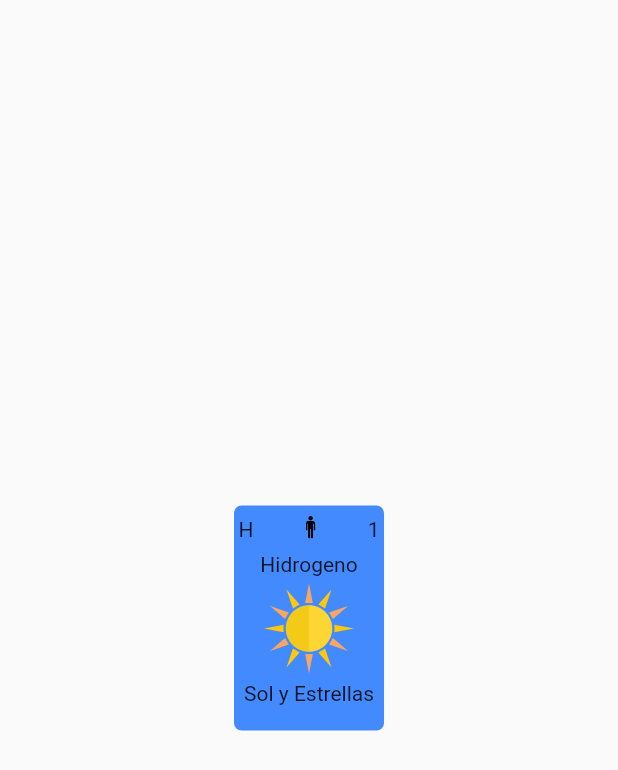
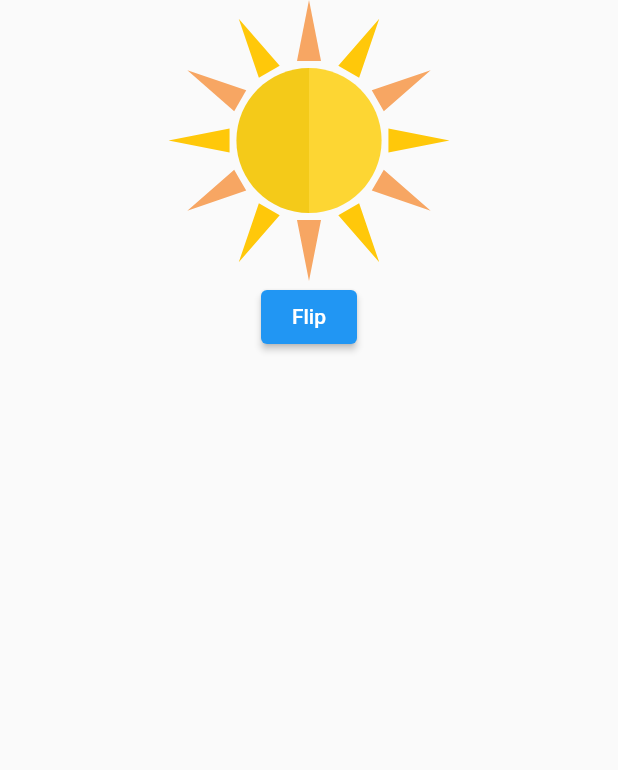
Before and after one commit to alemoles/periodic_table, a Flutter app: the screen it shows after launch, on a phone screen of 412 x 824 dp. Shown: the top 770 px of the screen. Run offline on Flutter 3.47's test engine with Material 2 defaults, Android fonts, the phone set to English and light mode, and no system bars; our stand-ins replace flutter_svg, google_fonts.

Commit message:
flip effect

```diff
--- a/lib/src/pages/tabla_periodica.dart
+++ b/lib/src/pages/tabla_periodica.dart
@@ -1,25 +1,145 @@
+import 'dart:math';
+
 import 'package:flutter/material.dart';
 import 'package:flutter_svg/flutter_svg.dart';
 import 'package:periodic_table/src/widgets/elemento.dart';
 
-class TablaPeriodicaPage extends StatelessWidget {
+class TablaPeriodicaPage extends StatefulWidget {
   const TablaPeriodicaPage({Key? key}) : super(key: key);
 
   @override
+  State<TablaPeriodicaPage> createState() => _TablaPeriodicaPageState();
+}
+
+class _TablaPeriodicaPageState extends State<TablaPeriodicaPage> {
+  final controller = FlipCardController();
+  @override
   Widget build(BuildContext context) {
     return Container(
-      child: Elemento(
-        atomicNumber: 1,
-        atomicSymbol: "H",
-        name: "Hidrogeno",
-        widget: "Sol y Estrellas",
-        image: SvgPicture.asset('assets/svgs/sun.svg'),
-        symbols: [
-          SvgPicture.asset(
-            'assets/svgs/person.svg',
+        child: Column(
+      children: [
+        GestureDetector(
+          onTap: () => controller.flipCard(),
+          child: _FlipCardWidget(
+            controller: controller,
+            front: SvgPicture.asset(
+              'assets/svgs/sun.svg',
+            ),
+            back: SvgPicture.asset(
+              'assets/svgs/sun.svg',
+            ),
           ),
-        ],
+        ),
+        ElevatedButton(
+          onPressed: () async {
+            await controller.flipCard();
+          },
+          child: Text('Flip'),
+        ),
+      ],
+    )
+        // Elemento(
+        //   atomicNumber: 1,
+        //   atomicSymbol: "H",
+        //   name: "Hidrogeno",
+        //   widget: "Sol y Estrellas",
+        //   image: SvgPicture.asset('assets/svgs/sun.svg'),
+        //   symbols: [
+        //     SvgPicture.asset(
+        //       'assets/svgs/person.svg',
+        //     ),
+        //   ],
+        // ),
+        );
+  }
+}
+
+class _FlipCardWidget extends StatefulWidget {
+  final FlipCardController controller;
+  final Widget front;
+  final Widget back;
+  const _FlipCardWidget({
+    Key? key,
+    required this.front,
+    required this.back,
+    required this.controller,
+  }) : super(key: key);
+
+  @override
+  State<_FlipCardWidget> createState() => __FlipCardWidgetState();
+}
+
+class __FlipCardWidgetState extends State<_FlipCardWidget>
+    with SingleTickerProviderStateMixin {
+  late AnimationController controller;
+  bool isFront = true;
+  @override
+  void initState() {
+    super.initState();
+
+    // WidgetsBinding.instance!.addPostFrameCallback((timeStamp) {
+    //   precacheImage(widget.front, context),
+    // });
+    controller = AnimationController(
+      vsync: this,
+      duration: Duration(
+        milliseconds: 800,
       ),
     );
+    widget.controller._state = this;
   }
+
+  @override
+  void dispose() {
+    controller.dispose();
+    super.dispose();
+  }
+
+  Future flipCard() async {
+    if (controller.isAnimating) return;
+    if (isFront) {
+      await controller.forward();
+    } else {
+      await controller.reverse();
+    }
+    isFront = !isFront;
+  }
+
+  bool isFrontImage(double angle) {
+    final degrees90 = pi / 2;
+    final degrees270 = 3 * pi / 2;
+
+    return angle <= degrees90 || angle >= degrees270;
+  }
+
+  @override
+  Widget build(BuildContext context) => AnimatedBuilder(
+      animation: controller,
+      builder: (context, child) {
+        final angle = controller.value * pi;
+        final transform = Matrix4.identity()
+          ..rotateY(
+            angle,
+          );
+        return Transform(
+          transform: transform,
+          alignment: Alignment.center,
+          child: isFrontImage(angle.abs())
+              ? widget.front
+              : Transform(
+                  transform: Matrix4.identity()
+                    ..rotateX(
+                      pi,
+                    ),
+                  alignment: Alignment.center,
+                  child: widget.back,
+                ),
+        );
+      });
 }
+
+class FlipCardController {
+  __FlipCardWidgetState? _state;
+
+  Future flipCard() async => _state?.flipCard();
+}
```
